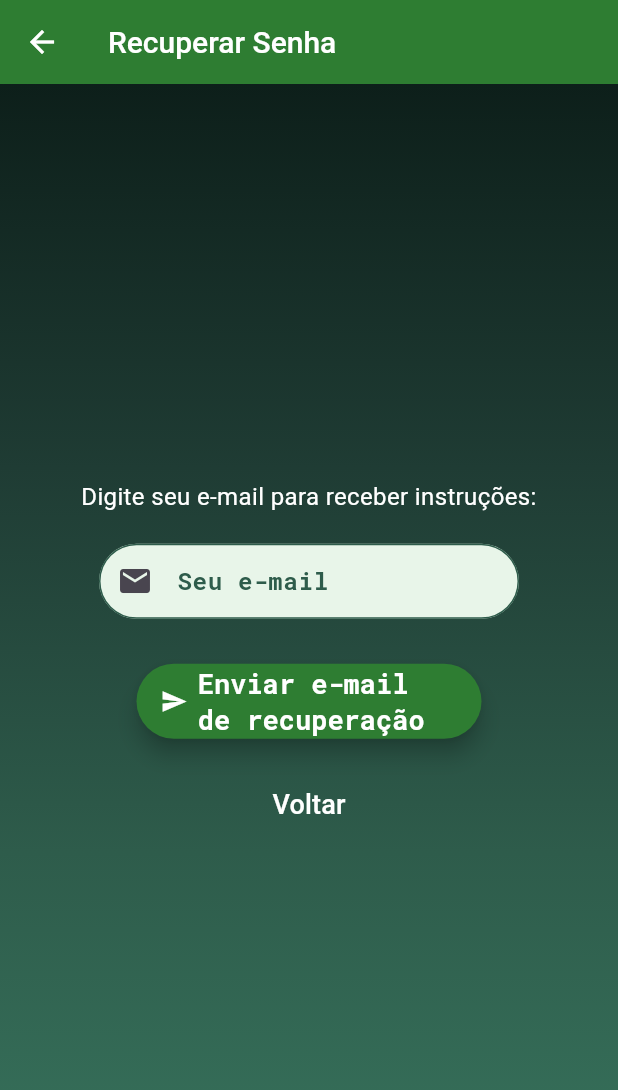
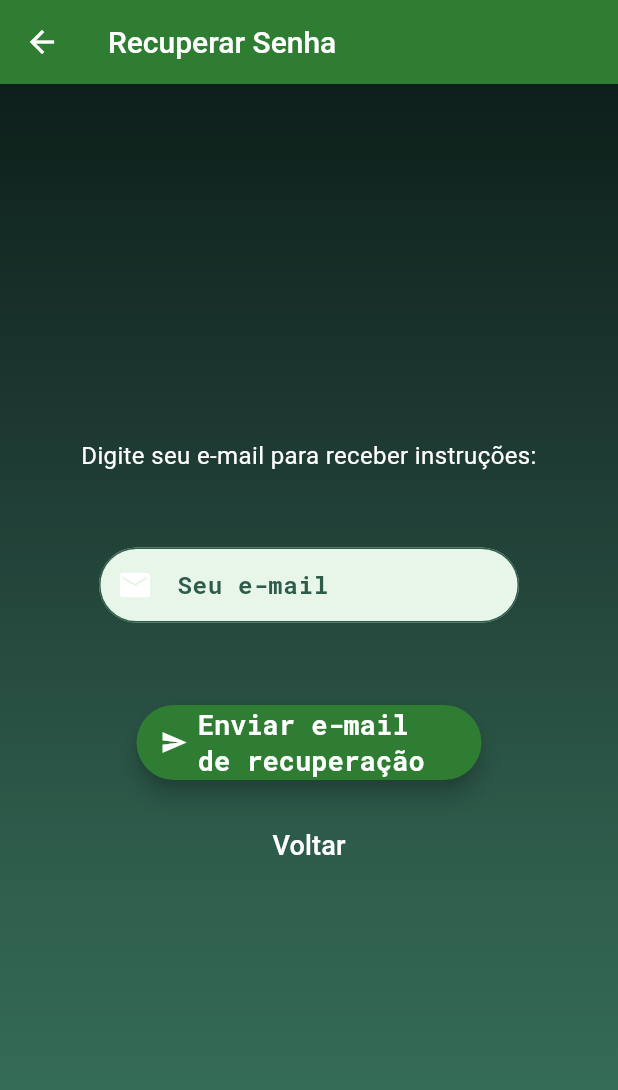
Before and after one commit to GuustavoPetry/marketool_finance, a Flutter app: the ForgotPasswordView screen opened by its route, on a phone screen of 412 x 824 dp. Shown: the top 1090 px of the screen. Run offline on Flutter 3.47's test engine with Material 3 defaults, Android fonts, the phone set to English and light mode, and no system bars; our stand-ins replace fl_chart; missing offline and left inert: file_selector.

Commit message:
organizando a classe forgot

```diff
--- a/lib/src/views/forgot_password_view.dart
+++ b/lib/src/views/forgot_password_view.dart
@@ -1,7 +1,7 @@
 import 'package:flutter/material.dart';
 import 'package:marketool_financer/src/controllers/forgot_controller.dart';
 import 'package:marketool_financer/src/widgets/custom_button.dart';
-import 'package:marketool_financer/src/widgets/custom_text_field.dart';
+import 'package:marketool_financer/src/widgets/custom_form_field.dart';
 
 class ForgotPasswordView extends StatefulWidget {
   const ForgotPasswordView({super.key});
@@ -18,6 +18,12 @@ class _ForgotPasswordViewState extends State<ForgotPasswordView> {
   void dispose() {
     _controller.dispose();
     super.dispose();
+  }
+
+  void _submit() {
+    if (_formKey.currentState!.validate()) {
+      _controller.sendRecoveryEmail(context);
+    }
   }
 
   @override
@@ -60,23 +66,23 @@ class _ForgotPasswordViewState extends State<ForgotPasswordView> {
                   style: TextStyle(color: Colors.white, fontSize: 16),
                   textAlign: TextAlign.center,
                 ),
-                const SizedBox(height: 20),
-                CustomTextField(
-                  isObscure: false,
-                  icon: const Icon(Icons.email),
-                  text: 'Seu e-mail',
-                  inputController: _controller.emailController,
-                  validator: _controller.validateEmail,
+                const SizedBox(height: 25),
+                SizedBox(
+                  height: 100,
+                  child: CustomFormField(
+                    isObscure: false,
+                    icon: const Icon(Icons.email, color: Colors.white),
+                    text: 'Seu e-mail',
+                    type: TextInputType.emailAddress,
+                    inputController: _controller.emailController,
+                    inputValidator: _controller.validateEmail,
+                  ),
                 ),
                 const SizedBox(height: 30),
                 CustomButton(
                   label: 'Enviar e-mail de recuperação',
                   icon: const Icon(Icons.send),
-                  onPressed: () {
-                    if (_formKey.currentState!.validate()) {
-                      _controller.sendRecoveryEmail(context);
-                    }
-                  },
+                  onPressed: _submit,
                 ),
                 const SizedBox(height: 20),
                 TextButton(
--- a/lib/src/widgets/custom_text_field.dart
+++ b/lib/src/widgets/custom_text_field.dart
@@ -5,7 +5,6 @@ class CustomTextField extends StatefulWidget {
   final String text;
   final bool isObscure;
   final TextEditingController inputController;
-  final String? Function(String?)? validator;
 
   const CustomTextField({
     super.key,
@@ -13,7 +12,6 @@ class CustomTextField extends StatefulWidget {
     required this.icon,
     required this.text,
     required this.inputController,
-    this.validator
   });
 
   @override
```
